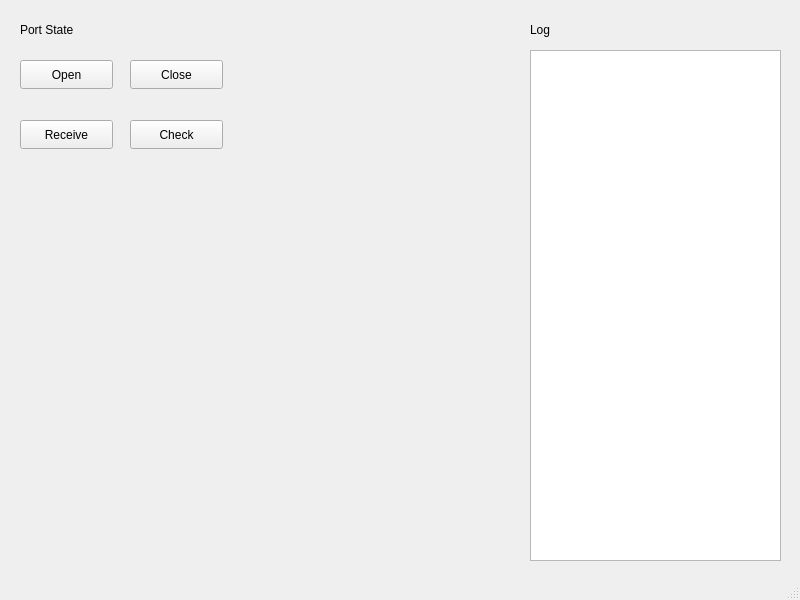
Above: mainwindow.ui from yumekasa5/DeviceControlComponent before the change. Below: the same form after it.
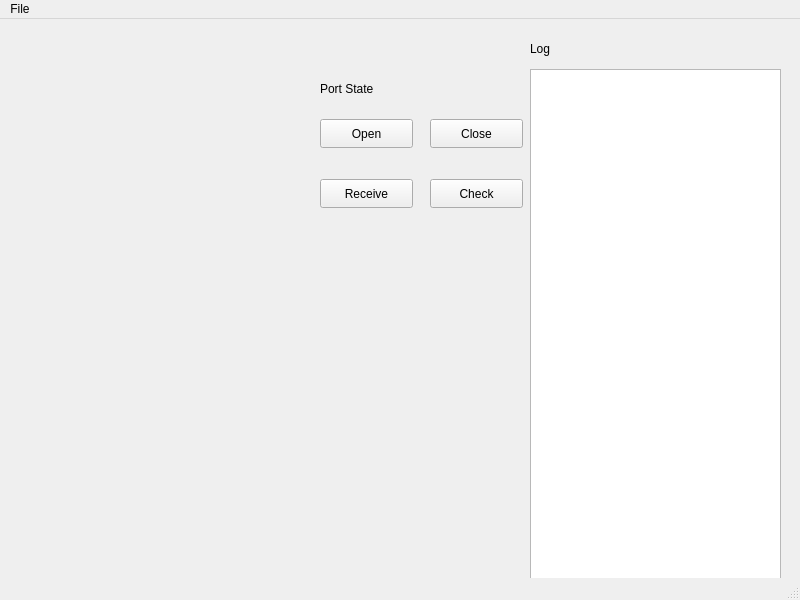
That is the form after the change.

Commit message: add ServoCommand class

Diff of the .ui file:
```diff
--- a/mainwindow.ui
+++ b/mainwindow.ui
@@ -17,8 +17,8 @@
    <widget class="QPushButton" name="receiveButton">
     <property name="geometry">
      <rect>
-      <x>20</x>
-      <y>120</y>
+      <x>320</x>
+      <y>160</y>
       <width>93</width>
       <height>29</height>
      </rect>
@@ -30,8 +30,8 @@
    <widget class="QPushButton" name="openButton">
     <property name="geometry">
      <rect>
-      <x>20</x>
-      <y>60</y>
+      <x>320</x>
+      <y>100</y>
       <width>93</width>
       <height>29</height>
      </rect>
@@ -43,8 +43,8 @@
    <widget class="QPushButton" name="closeButton">
     <property name="geometry">
      <rect>
-      <x>130</x>
-      <y>60</y>
+      <x>430</x>
+      <y>100</y>
       <width>93</width>
       <height>29</height>
      </rect>
@@ -56,8 +56,8 @@
    <widget class="QPushButton" name="checkButton">
     <property name="geometry">
      <rect>
-      <x>130</x>
-      <y>120</y>
+      <x>430</x>
+      <y>160</y>
       <width>93</width>
       <height>29</height>
      </rect>
@@ -69,8 +69,8 @@
    <widget class="QLabel" name="portStateLabel">
     <property name="geometry">
      <rect>
-      <x>20</x>
-      <y>20</y>
+      <x>320</x>
+      <y>60</y>
       <width>71</width>
       <height>20</height>
      </rect>
@@ -82,8 +82,8 @@
    <widget class="QLabel" name="portStateLamp">
     <property name="geometry">
      <rect>
-      <x>160</x>
-      <y>10</y>
+      <x>460</x>
+      <y>50</y>
       <width>31</width>
       <height>31</height>
      </rect>
@@ -115,6 +115,19 @@
      </rect>
     </property>
    </widget>
+   <widget class="QLabel" name="labelAppNameVersion">
+    <property name="geometry">
+     <rect>
+      <x>0</x>
+      <y>0</y>
+      <width>181</width>
+      <height>20</height>
+     </rect>
+    </property>
+    <property name="text">
+     <string/>
+    </property>
+   </widget>
   </widget>
   <widget class="QMenuBar" name="menubar">
    <property name="geometry">
@@ -125,6 +138,12 @@
      <height>26</height>
     </rect>
    </property>
+   <widget class="QMenu" name="menuServoCommander_ver_1_0_0_0">
+    <property name="title">
+     <string>File</string>
+    </property>
+   </widget>
+   <addaction name="menuServoCommander_ver_1_0_0_0"/>
   </widget>
   <widget class="QStatusBar" name="statusbar"/>
  </widget>
```
The commit also changes 4 other files.
